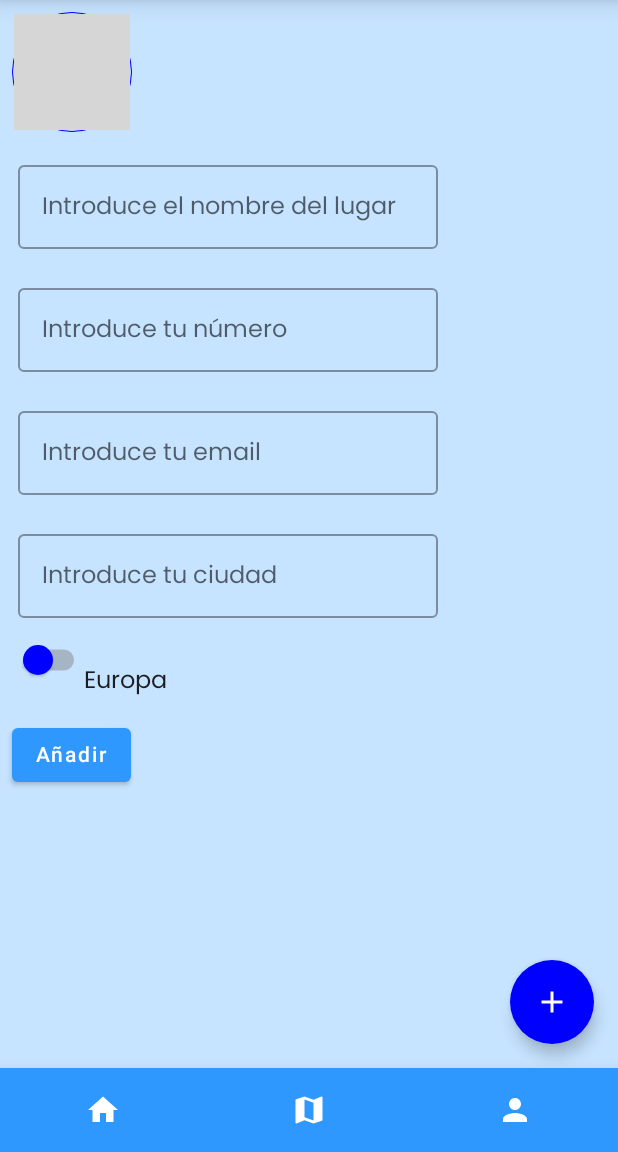
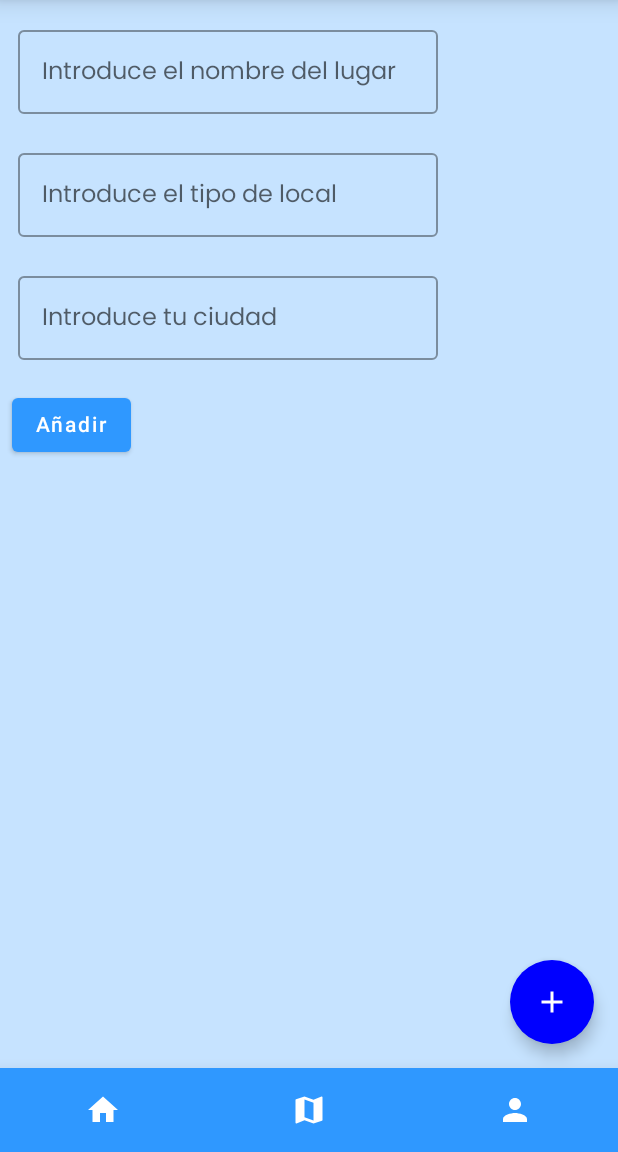
Before and after one commit to Lykamad/Queer-Map, an Android app built with Jetpack Compose: the screen it shows after launch (MainActivity), after a tap on "fabicon", on a phone screen of 412 x 824 dp, the part 84-1236 px from its top. Run offline under Robolectric (Android 15) with nearby library versions, the phone set to English and light mode, and no system bars; our stand-ins replace Room's generated code, livedata-compose; pictures from the network do not load; grey boxes are pictures that could not be loaded.

Commit message:
Mis Sitios

```diff
--- a/esqueleto_b/app/src/main/java/com/example/ejemplo_21_11/components/DrawerFun.kt
+++ b/esqueleto_b/app/src/main/java/com/example/ejemplo_21_11/components/DrawerFun.kt
@@ -23,7 +23,7 @@ import kotlinx.coroutines.launch
 @Composable
 fun Drawer(scope: CoroutineScope, scaffoldState: ScaffoldState, navController: NavController) {
 
-    val listItems = listOf<NavDrawerItem>(NavDrawerItem.Inicio, NavDrawerItem.Favoritos, NavDrawerItem.CrearPerfil, NavDrawerItem.Perfil)
+    val listItems = listOf<NavDrawerItem>(NavDrawerItem.Inicio, NavDrawerItem.Favoritos, NavDrawerItem.CrearPerfil, NavDrawerItem.Perfil, NavDrawerItem.MisSitios)
     val rutaActual = navController.currentBackStackEntry?.destination?.route
 
     Column(){
--- a/esqueleto_b/app/src/main/java/com/example/ejemplo_21_11/components/NavDrawerItem.kt
+++ b/esqueleto_b/app/src/main/java/com/example/ejemplo_21_11/components/NavDrawerItem.kt
@@ -16,5 +16,5 @@ sealed class NavDrawerItem(
     object Favoritos: NavDrawerItem( "miMapa", Icons.Default.LocationOn, "Mapas")
     object CrearPerfil: NavDrawerItem( "crearPerfil", Icons.Default.Edit, "Crear perfil")
     object Perfil: NavDrawerItem( "verPerfil", Icons.Default.Person, "Ver perfiles")
-
+    object MisSitios: NavDrawerItem("listarUsuarios", Icons.Default.Add, "Mis Sitios")
 }
--- a/esqueleto_b/app/src/main/java/com/example/ejemplo_21_11/screens/Profile.kt
+++ b/esqueleto_b/app/src/main/java/com/example/ejemplo_21_11/screens/Profile.kt
@@ -76,7 +76,7 @@ fun UserProfile(userInfo: UserEntity, mUserViewModel: UserViewModel) {
                     modifier = Modifier.padding(4.dp),
                     text = userInfo.cUserName,
                     fontWeight = FontWeight.Bold,
-                    fontSize = 12.sp,
+                    fontSize = 16.sp,
                     fontStyle = FontStyle.Italic,
                 )
                 Spacer(Modifier.size(8.dp))
@@ -110,16 +110,8 @@ fun UserProfile(userInfo: UserEntity, mUserViewModel: UserViewModel) {
                 contentDescription = "Delete")}
         }
 
-        Spacer(Modifier.size(8.dp))
-        var europe = userInfo.cEurope //var class user
 
-        Text(
-            modifier = Modifier.padding(4.dp),
-            text = if(europe) "Continentes seleccionados: Europa"
-            else "Debe seleccionar un contienente para mostrar ciudades",
-            fontWeight = FontWeight.Bold,
-            fontSize = 12.sp,
-            fontStyle = FontStyle.Italic,
-        )
+
+
     }
 }
--- a/esqueleto_b/app/src/main/java/com/example/ejemplo_21_11/screens/ProfileEdit.kt
+++ b/esqueleto_b/app/src/main/java/com/example/ejemplo_21_11/screens/ProfileEdit.kt
@@ -41,22 +41,7 @@ fun ProfileEdit(navController: NavController, mUserViewModel: UserViewModel, lis
         horizontalAlignment = Alignment.Start,
         verticalArrangement = Arrangement.Center
     ) {
-        Image(
-            modifier = Modifier
-                .size(80.dp)
-                .border(0.5.dp, Color.Blue, CircleShape)
-                .padding(1.dp)
-                .clip(CircleShape),
-            contentScale = ContentScale.Crop,
-            painter = rememberAsyncImagePainter(
-                ImageRequest
-                    .Builder(LocalContext.current)
-                    .data(data = Uri.parse(userPhoto))
-                    .build()
-            ),
-            contentDescription = userName
-        )
-        Spacer(Modifier.size(10.dp))
+
         OutlinedTextField( //para que el usuario pueda escribir
             value = userName,
             onValueChange = { mUserViewModel.onUserNameChange(it)}, //cuando el ususrio teclee, es un evento {}
@@ -71,18 +56,7 @@ fun ProfileEdit(navController: NavController, mUserViewModel: UserViewModel, lis
         OutlinedTextField(
             value = userPhone,
             onValueChange = { mUserViewModel.onUserPhoneChange(it)},
-            label = { Text(text = "Introduce tu número") },
-            modifier = Modifier.padding(4.dp),
-            textStyle = TextStyle(
-                fontWeight = FontWeight.Bold,
-                fontSize = 20.sp,
-                fontStyle = FontStyle.Italic)
-        )
-        Spacer(Modifier.size(10.dp))
-        OutlinedTextField(
-            value = userEmail,
-            onValueChange = { mUserViewModel.onUserEmailChange(it)},
-            label = { Text(text = "Introduce tu email") },
+            label = { Text(text = "Introduce el tipo de local") },
             modifier = Modifier.padding(4.dp),
             textStyle = TextStyle(
                 fontWeight = FontWeight.Bold,
@@ -100,23 +74,7 @@ fun ProfileEdit(navController: NavController, mUserViewModel: UserViewModel, lis
                 fontSize = 20.sp,
                 fontStyle = FontStyle.Italic)
         )
-        Row(verticalAlignment = Alignment.Bottom,
-            horizontalArrangement = Arrangement.Center
-        ) {
-            Switch(
-                checked = europe,
-                onCheckedChange = { mUserViewModel.onEuropeChange(it) },
-                colors = SwitchDefaults.colors(
-                    checkedThumbColor = Color.Blue,
-                    uncheckedThumbColor = Color.Blue,
-                    checkedTrackColor = Color.DarkGray,
-                    uncheckedTrackColor = Color.Gray,
-                    checkedTrackAlpha = 1.0f, //valor de transparencia. Rango (0,1)
-                    uncheckedTrackAlpha = 0.5f
-                )
-            )
-            Text(text = "Europa")
-        }
+
         Spacer(Modifier.size(15.dp))
         Button(onClick = { val newUser = UserEntity(null, userName, userEmail, userPhone,
            "https://cdn.pixabay.com/photo/2016/07/11/15/43/woman1509956_960_720.jpg", userCity, europe)
```
